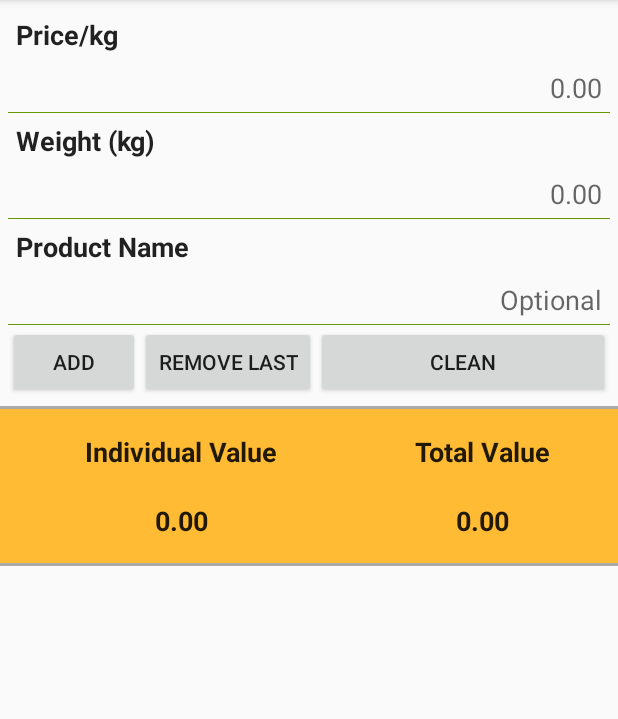
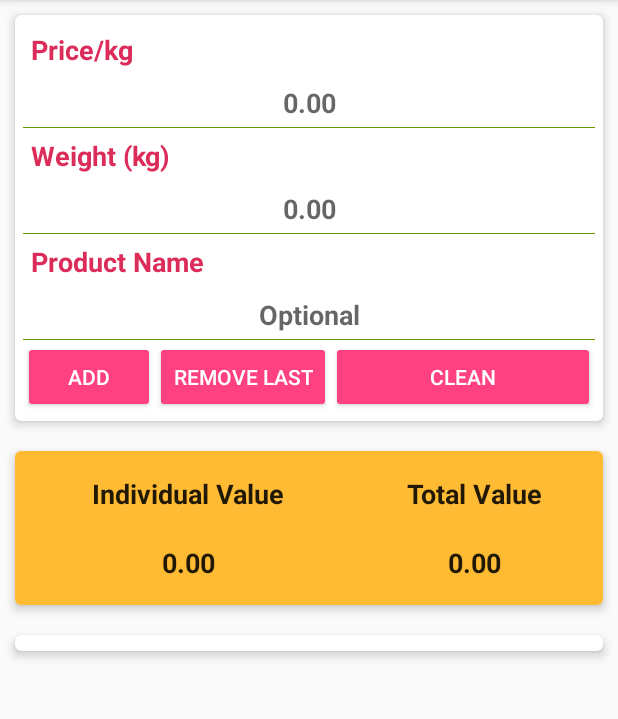
Before and after one commit to trmendes/FoodScaleDroid, an Android app: the screen it shows after launch (MainActivity), on a phone screen of 412 x 824 dp, the part 84-803 px from its top. Run offline under Robolectric (Android 15) with nearby library versions, the phone set to English and light mode, and no system bars.

Commit message:
Changing the Layout to look better

```diff
--- a/app/build.gradle
+++ b/app/build.gradle
@@ -8,13 +8,13 @@ android {
         applicationId "tmendes.com.analyticalbalancedroid"
         minSdkVersion 21
         targetSdkVersion 25
-        versionCode 1
-        versionName "1.0"
+        versionCode 2
+        versionName '1.1'
         testInstrumentationRunner "android.support.test.runner.AndroidJUnitRunner"
     }
     buildTypes {
         release {
-            minifyEnabled false
+            minifyEnabled true
             proguardFiles getDefaultProguardFile('proguard-android.txt'), 'proguard-rules.pro'
         }
     }
@@ -29,4 +29,6 @@ dependencies {
     })
     compile 'com.android.support:appcompat-v7:25.1.1'
     testCompile 'junit:junit:4.12'
+    compile 'com.android.support:cardview-v7:25.1.1'
+    compile 'com.android.support:gridlayout-v7:25.1.1'
 }
--- a/app/src/main/res/layout/activity_main.xml
+++ b/app/src/main/res/layout/activity_main.xml
@@ -1,11 +1,23 @@
 <?xml version="1.0" encoding="utf-8"?>
 <RelativeLayout xmlns:android="http://schemas.android.com/apk/res/android"
+    xmlns:app="http://schemas.android.com/apk/res-auto"
     xmlns:tools="http://schemas.android.com/tools"
     android:id="@+id/activity_main"
     android:layout_width="match_parent"
     android:layout_height="match_parent"
     tools:context="tmendes.com.analyticalbalancedroid.MainActivity"
     >
+
+    <android.support.v7.widget.CardView
+        android:layout_width="match_parent"
+        android:layout_height="wrap_content"
+        android:id="@+id/dataCard"
+        android:padding="5dp"
+        android:layout_margin="10dp"
+        app:cardBackgroundColor="@android:color/white"
+        android:foreground="?android:attr/selectableItemBackground"
+        app:cardCornerRadius="4dp"
+        app:cardElevation="4dp">
 
         <LinearLayout
             android:orientation="vertical"
@@ -20,11 +32,14 @@
                 android:text="@string/price_kg"
                 android:layout_width="match_parent"
                 android:layout_height="wrap_content"
+                android:textColor="@color/colorTextTwo"
                 android:id="@+id/textTitleKgPrice"
                 android:textAppearance="@style/TextAppearance.AppCompat.Headline"
                 android:padding="5dp"
                 android:textSize="18sp"
-            android:textStyle="normal|bold" />
+                android:textStyle="normal|bold"
+                android:textAlignment="viewStart"
+                />
 
             <EditText
                 android:layout_width="match_parent"
@@ -35,8 +50,9 @@
                 android:ems="10"
                 android:id="@+id/editTextKgPrice"
                 android:background="@drawable/et_botton_line"
-            android:textAlignment="textEnd"
-            android:padding="5dp" />
+                android:textAlignment="center"
+                android:padding="5dp"
+                android:textStyle="normal|bold" />
 
             <TextView
                 android:text="@string/weight"
@@ -46,7 +62,9 @@
                 android:textAppearance="@style/TextAppearance.AppCompat.Headline"
                 android:textSize="18sp"
                 android:padding="5dp"
-            android:textStyle="normal|bold" />
+                android:textStyle="normal|bold"
+                android:textColor="@color/colorTextTwo"
+                android:textAlignment="viewStart" />
 
             <EditText
                 android:layout_width="match_parent"
@@ -57,8 +75,10 @@
                 android:background="@drawable/et_botton_line"
                 android:ems="10"
                 android:id="@+id/editTextWeight"
-            android:textAlignment="textEnd"
-            android:padding="5dp" />
+                android:textAlignment="center"
+                android:padding="5dp"
+                android:textStyle="normal|bold"
+                android:textAllCaps="false" />
 
             <TextView
                 android:text="@string/prod_name"
@@ -68,7 +88,9 @@
                 android:textAppearance="@style/TextAppearance.AppCompat.Headline"
                 android:textSize="18sp"
                 android:padding="5dp"
-            android:textStyle="normal|bold" />
+                android:textStyle="normal|bold"
+                android:textColor="@color/colorTextTwo"
+                android:textAlignment="viewStart" />
 
             <EditText
                 android:layout_width="match_parent"
@@ -77,24 +99,24 @@
                 android:background="@drawable/et_botton_line"
                 android:ems="10"
                 android:id="@+id/editTextProdName"
-            android:textAlignment="textEnd"
+                android:textAlignment="center"
                 android:padding="5dp"
-            android:hint="@string/prod_name_optional" />
+                android:hint="@string/prod_name_optional"
+                android:textStyle="normal|bold" />
 
             <LinearLayout
                 android:orientation="horizontal"
                 android:layout_width="match_parent"
                 android:layout_height="wrap_content"
-            android:id="@+id/actions"
-            android:layout_below="@+id/editTextProdName"
-            android:layout_alignParentStart="true">
+                android:id="@+id/actions">
                 <Button
                     android:text="@string/bt_add"
                     android:layout_width="wrap_content"
                     android:layout_height="wrap_content"
                     android:id="@+id/buttonAdd"
                     android:onClick="addNewProduct"
-                android:textAlignment="center" />
+                    android:textAlignment="center"
+                    style="@style/Widget.AppCompat.Button.Colored" />
 
                 <Button
                     android:text="@string/bt_rem_last"
@@ -102,7 +124,8 @@
                     android:layout_height="wrap_content"
                     android:id="@+id/buttonRemSpecific"
                     android:onClick="remLastProd"
-                android:textAlignment="center" />
+                    android:textAlignment="center"
+                    style="@style/Widget.AppCompat.Button.Colored" />
 
 
                 <Button
@@ -111,23 +134,29 @@
                     android:layout_height="wrap_content"
                     android:id="@+id/buttonCleanList"
                     android:onClick="cleanList"
-                android:textAlignment="center" />
+                    android:textAlignment="center"
+                    style="@style/Widget.AppCompat.Button.Colored" />
             </LinearLayout>
 
         </LinearLayout>
+    </android.support.v7.widget.CardView>
 
-    <View
+    <android.support.v7.widget.CardView
         android:layout_width="match_parent"
-        android:layout_height="2dp"
-        android:layout_below="@+id/dataLayout"
-        android:id="@+id/divider"
-        android:background="@android:color/darker_gray"/>
+        android:layout_height="wrap_content"
+        android:id="@+id/tabCard"
+        android:layout_below="@+id/dataCard"
+        android:padding="5dp"
+        android:layout_margin="10dp"
+        app:cardBackgroundColor="@android:color/white"
+        android:foreground="?android:attr/selectableItemBackground"
+        app:cardCornerRadius="4dp"
+        app:cardElevation="4dp">
 
         <TableLayout
             android:background="@android:color/holo_orange_light"
             android:layout_width="match_parent"
             android:layout_height="wrap_content"
-        android:layout_below="@+id/divider"
             android:id="@+id/tableValues"
             android:layout_centerHorizontal="true"
             android:stretchColumns="*"
@@ -195,17 +224,22 @@
             </TableRow>
 
         </TableLayout>
+    </android.support.v7.widget.CardView>
 
-    <View
+    <android.support.v7.widget.CardView
         android:layout_width="match_parent"
-        android:layout_height="2dp"
-        android:layout_below="@+id/tableValues"
-        android:id="@+id/divider2"
-        android:background="@android:color/darker_gray"/>
+        android:layout_height="wrap_content"
+        android:id="@+id/prodCard"
+        android:layout_below="@+id/tabCard"
+        android:padding="5dp"
+        android:layout_margin="10dp"
+        app:cardBackgroundColor="@android:color/white"
+        android:foreground="?android:attr/selectableItemBackground"
+        app:cardCornerRadius="4dp"
+        app:cardElevation="4dp">
 
         <ScrollView
             android:id="@+id/scroll"
-        android:layout_below="@+id/divider2"
             android:layout_width="wrap_content"
             android:layout_height="wrap_content">
             <LinearLayout
@@ -217,6 +251,7 @@
 
             </LinearLayout>
         </ScrollView>
+    </android.support.v7.widget.CardView>
 
 
 </RelativeLayout>
```
Lines whose indentation alone changed are shown as unchanged.
